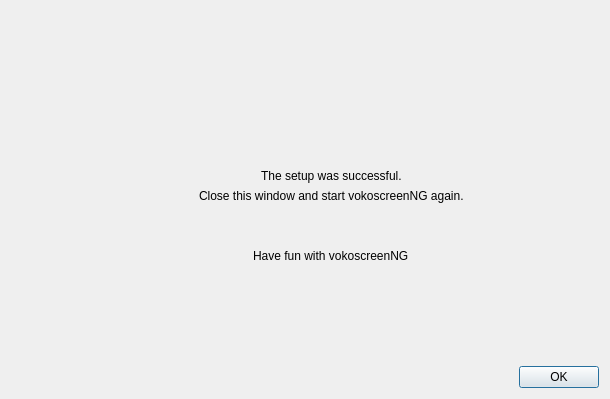
Old version of the form src/ciscoOpenh264/QvkCiscoFinishDialog.ui in the repository vkohaupt/vokoscreenNG.
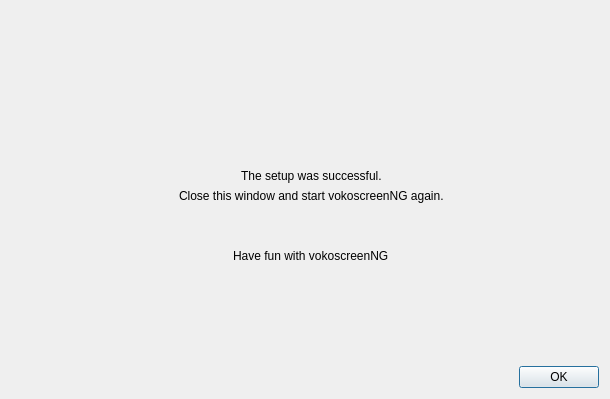
New version of the form. Icons and pictures are not drawn.

What changed in the file:
```diff
--- a/src/ciscoOpenh264/QvkCiscoFinishDialog.ui
+++ b/src/ciscoOpenh264/QvkCiscoFinishDialog.ui
@@ -16,7 +16,20 @@
   <layout class="QVBoxLayout" name="verticalLayout">
    <item>
     <layout class="QGridLayout" name="gridLayout">
-     <item row="1" column="1">
+     <item row="0" column="0">
+      <spacer name="verticalSpacer_5">
+       <property name="orientation">
+        <enum>Qt::Vertical</enum>
+       </property>
+       <property name="sizeHint" stdset="0">
+        <size>
+         <width>20</width>
+         <height>40</height>
+        </size>
+       </property>
+      </spacer>
+     </item>
+     <item row="1" column="0">
       <layout class="QHBoxLayout" name="horizontalLayout">
        <item>
         <widget class="QLabel" name="label">
@@ -137,9 +150,7 @@
          </item>
         </layout>
        </item>
-      </layout>
-     </item>
-     <item row="1" column="0">
+       <item>
       <spacer name="horizontalSpacer_2">
        <property name="orientation">
         <enum>Qt::Horizontal</enum>
@@ -152,33 +163,9 @@
        </property>
       </spacer>
      </item>
-     <item row="0" column="1">
-      <spacer name="verticalSpacer_5">
-       <property name="orientation">
-        <enum>Qt::Vertical</enum>
-       </property>
-       <property name="sizeHint" stdset="0">
-        <size>
-         <width>20</width>
-         <height>40</height>
-        </size>
-       </property>
-      </spacer>
+      </layout>
      </item>
-     <item row="1" column="2">
-      <spacer name="horizontalSpacer_3">
-       <property name="orientation">
-        <enum>Qt::Horizontal</enum>
-       </property>
-       <property name="sizeHint" stdset="0">
-        <size>
-         <width>40</width>
-         <height>20</height>
-        </size>
-       </property>
-      </spacer>
-     </item>
-     <item row="2" column="1">
+     <item row="2" column="0">
       <spacer name="verticalSpacer_6">
        <property name="orientation">
         <enum>Qt::Vertical</enum>
```
Lines whose indentation alone changed are shown as unchanged.
